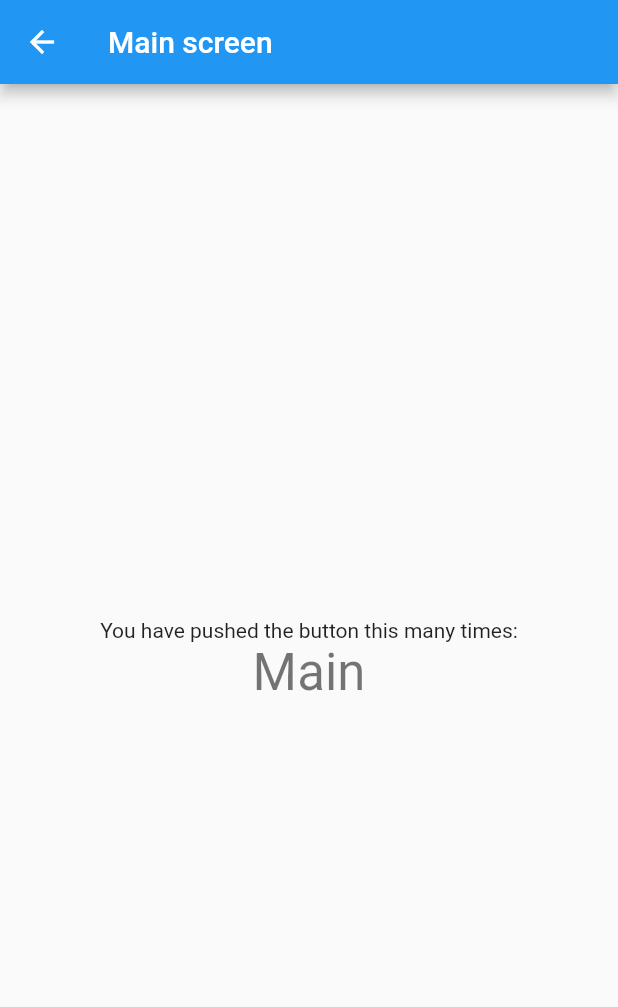
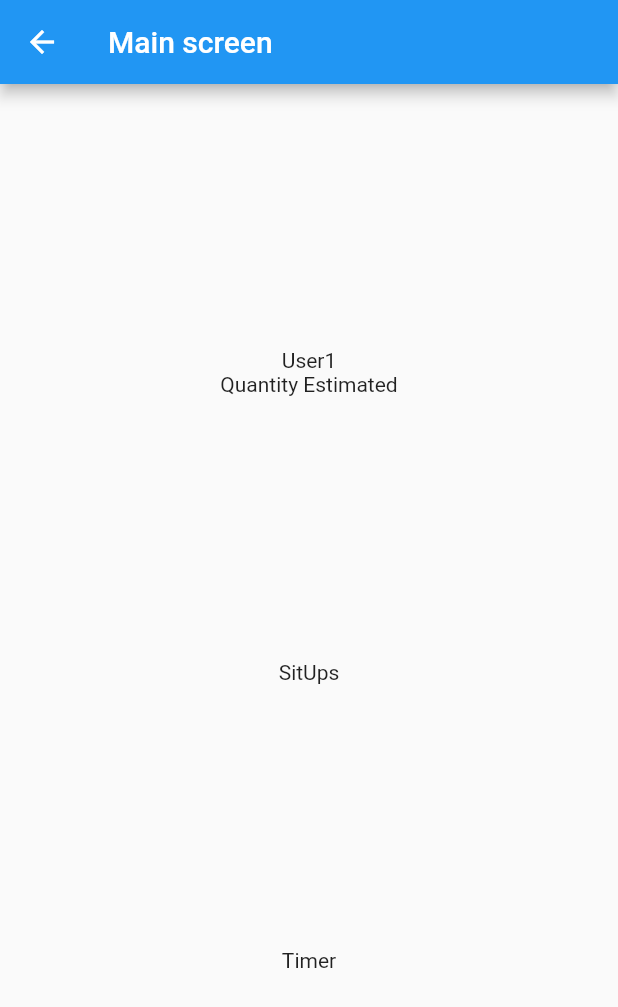
Before and after one commit to Nortsx/exercises_tracker, a Flutter app: the MainScreen screen opened directly, on a phone screen of 412 x 824 dp. Shown: the top 1007 px of the screen. Run offline on Flutter 3.47's test engine with Material 2 defaults, Android fonts, the phone set to English and light mode, and no system bars.

Commit message:
Main screen layout

```diff
--- a/lib/main_screen.dart
+++ b/lib/main_screen.dart
@@ -30,15 +30,36 @@ class MainScreen extends StatelessWidget {
           // center the children vertically; the main axis here is the vertical
           // axis because Columns are vertical (the cross axis would be
           // horizontal).
-          mainAxisAlignment: MainAxisAlignment.center,
+          mainAxisAlignment: MainAxisAlignment.spaceEvenly,
           children: <Widget>[
-            const Text(
-              'You have pushed the button this many times:',
+            Column(
+              mainAxisAlignment: MainAxisAlignment.spaceEvenly,
+              children: <Widget>[
+                const Text(
+                  'User1',
+                ),
+                Text(
+                  'Quantity Estimated',
+                  style: Theme.of(context).textTheme.bodyMedium,
+                ),
+              ]
             ),
-            Text(
-              'Main',
-              style: Theme.of(context).textTheme.headline4,
+            Column(
+              mainAxisAlignment: MainAxisAlignment.spaceEvenly,
+              children: <Widget>[
+                const Text(
+                  'SitUps',
+                ),
+              ],
             ),
+            Column(
+              mainAxisAlignment: MainAxisAlignment.spaceEvenly,
+              children: <Widget>[
+                const Text(
+                  'Timer',
+                ),
+              ],
+            )
           ],
         ),
       ), // This trailing comma makes auto-formatting nicer for build methods.
```
Also changed, not shown: lib/settings_screen.dart (added), lib/timer_screen.dart (added), lib/trainings_screen.dart (added).
